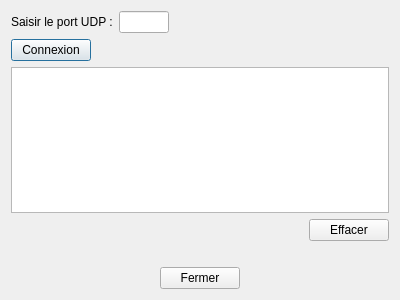
Before: the Qt Designer form Src/MatisseServer/ui/NetworkCheckDialog.ui in IfremerUnderwater/Matisse, drawn with Qt 5.
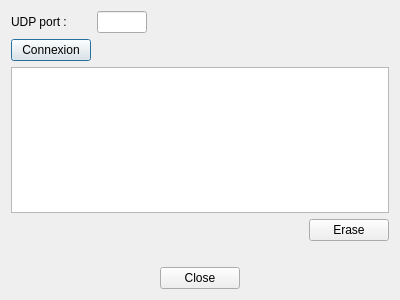
After: the same form once the commit is applied.

```diff
--- a/Src/MatisseServer/ui/NetworkCheckDialog.ui
+++ b/Src/MatisseServer/ui/NetworkCheckDialog.ui
@@ -19,7 +19,7 @@
      <item row="0" column="0">
       <widget class="QLabel" name="_LA_udpPort">
        <property name="text">
-        <string>Saisir le port UDP :</string>
+        <string>UDP port :</string>
        </property>
       </widget>
      </item>
@@ -94,7 +94,7 @@
      <item>
       <widget class="QPushButton" name="_PB_reinit">
        <property name="text">
-        <string>Effacer</string>
+        <string>Erase</string>
        </property>
       </widget>
      </item>
@@ -147,7 +147,7 @@
      <item>
       <widget class="QPushButton" name="_PB_close">
        <property name="text">
-        <string>Fermer</string>
+        <string>Close</string>
        </property>
       </widget>
      </item>
```
